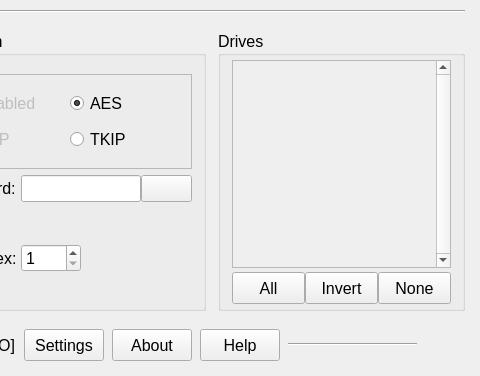
The window that configwindow.ui (OlyCow/drive-configer) describes before a commit, drawn with Qt 5; both pictures show x 240 to 720 and y 101 to 477 of the 720 by 477 pixel window.
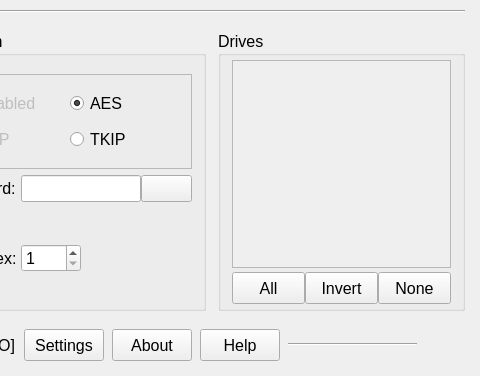
The same window after the commit. Icons and pictures are not drawn.

Commit message: added lame progress bar dialog

```diff
--- a/configwindow.ui
+++ b/configwindow.ui
@@ -386,9 +386,6 @@
          </property>
          <item>
           <widget class="QScrollArea" name="scrollArea_drives">
-           <property name="verticalScrollBarPolicy">
-            <enum>Qt::ScrollBarAlwaysOn</enum>
-           </property>
            <property name="horizontalScrollBarPolicy">
             <enum>Qt::ScrollBarAlwaysOff</enum>
            </property>
@@ -403,8 +400,8 @@
              <rect>
               <x>0</x>
               <y>0</y>
-              <width>184</width>
-              <height>203</height>
+              <width>217</width>
+              <height>196</height>
              </rect>
             </property>
            </widget>
```
The commit also changes 2 other files.
